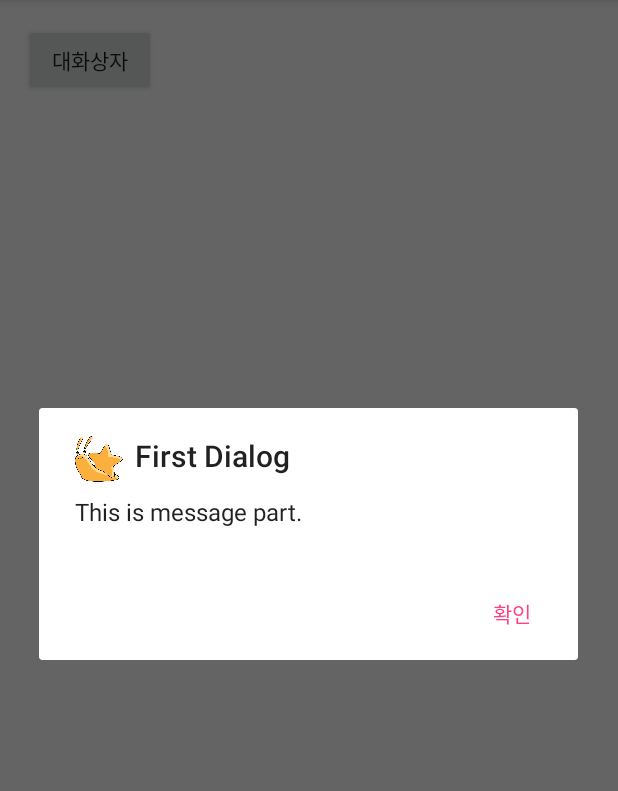
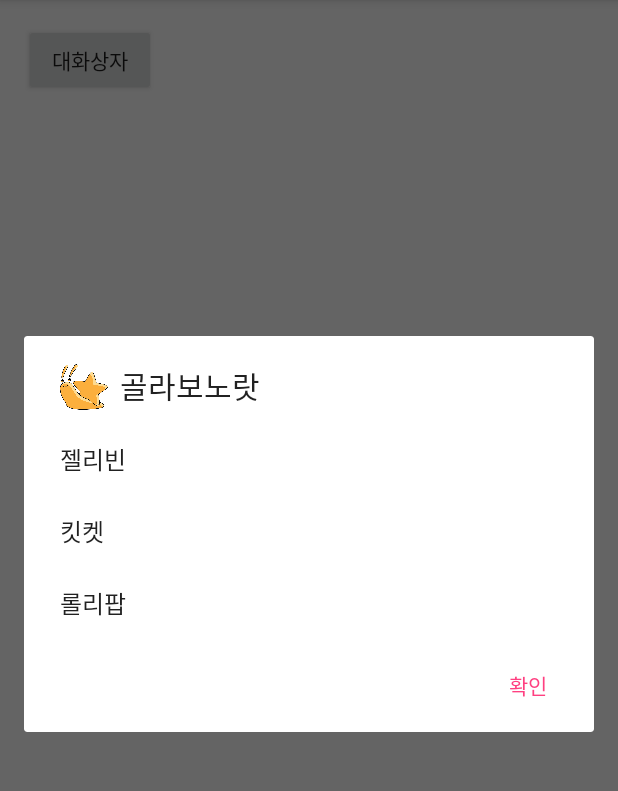
Before and after one commit to eunji057/simpledialoge, an Android app: the screen it shows after launch (MainActivity), after a tap on "대화상자", on a phone screen of 412 x 824 dp, the part 84-875 px from its top. Run offline under Robolectric (Android 15) with nearby library versions, the phone set to English and light mode, and no system bars.

Commit message:
#4 change dialog

```diff
--- a/app/src/main/AndroidManifest.xml
+++ b/app/src/main/AndroidManifest.xml
@@ -7,8 +7,8 @@
         android:icon="@mipmap/ic_launcher"
         android:label="@string/app_name"
         android:supportsRtl="true"
-        android:theme="@style/AppTheme">
-        <activity android:name=".MainActivity">
+        >
+        <activity android:name=".MainActivity" android:theme="@style/AppTheme">
             <intent-filter>
                 <action android:name="android.intent.action.MAIN" />
 
--- a/app/src/main/java/kr/hs/emirim/eunji057/simpledialoge/MainActivity.java
+++ b/app/src/main/java/kr/hs/emirim/eunji057/simpledialoge/MainActivity.java
@@ -10,12 +10,13 @@ import android.widget.Button;
 import android.widget.Toast;
 
 public class MainActivity extends AppCompatActivity implements View.OnClickListener{
-
+    String items[]={"젤리빈", "킷켓", "롤리팝"};
+    Button but;
     @Override
     protected void onCreate(Bundle savedInstanceState) {
         super.onCreate(savedInstanceState);
         setContentView(R.layout.activity_main);
-        Button but=(Button)findViewById(R.id.but_dialog);
+        but=(Button)findViewById(R.id.but_dialog);
         but.setOnClickListener(this);
     }
 
@@ -27,8 +28,13 @@ public class MainActivity extends AppCompatActivity implements View.OnClickListe
     @Override
     public void onClick(View v) {
         AlertDialog.Builder dialog=new AlertDialog.Builder(this);
-        dialog.setTitle("First Dialog");
-        dialog.setMessage("This is message part.");
+        dialog.setItems(items, new DialogInterface.OnClickListener() {
+            @Override
+            public void onClick(DialogInterface dialog, int which) {
+                but.setText(items[which]);
+            }
+        });
+        dialog.setTitle("골라보노랏");
         dialog.setIcon(R.drawable.first_icon);
         dialog.setPositiveButton("확인", new DialogInterface.OnClickListener() {
                     @Override
```
